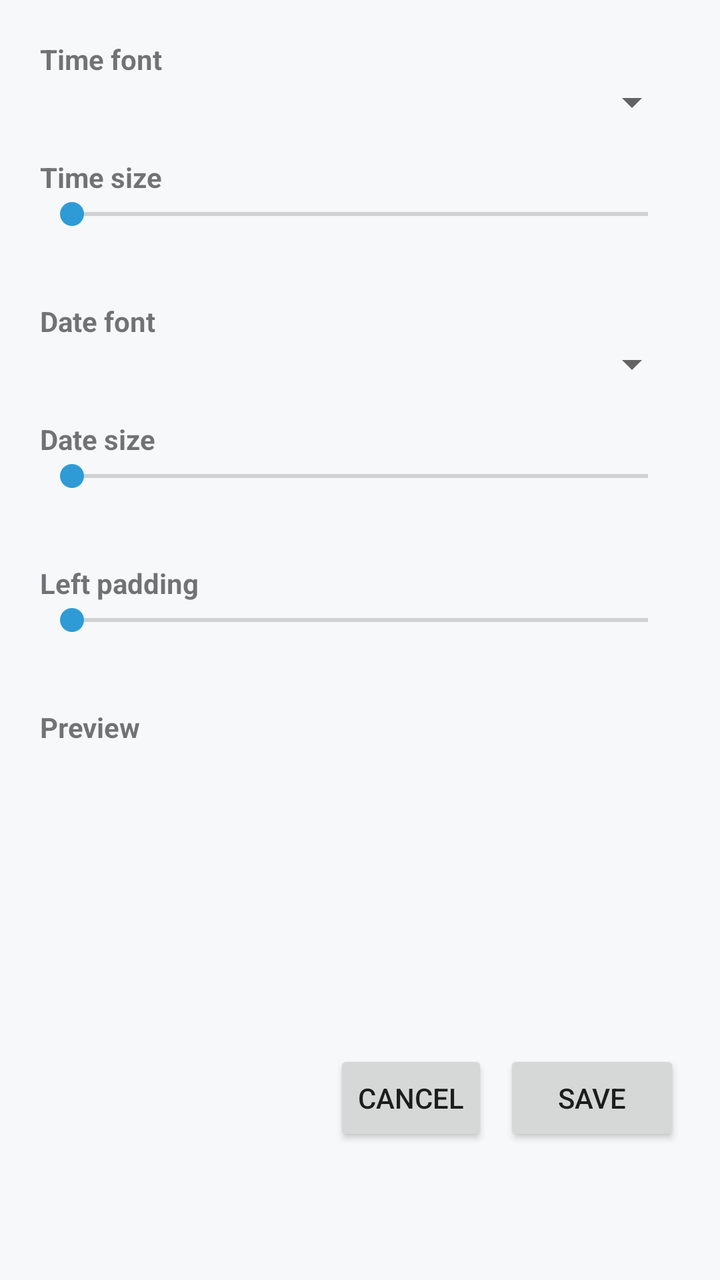
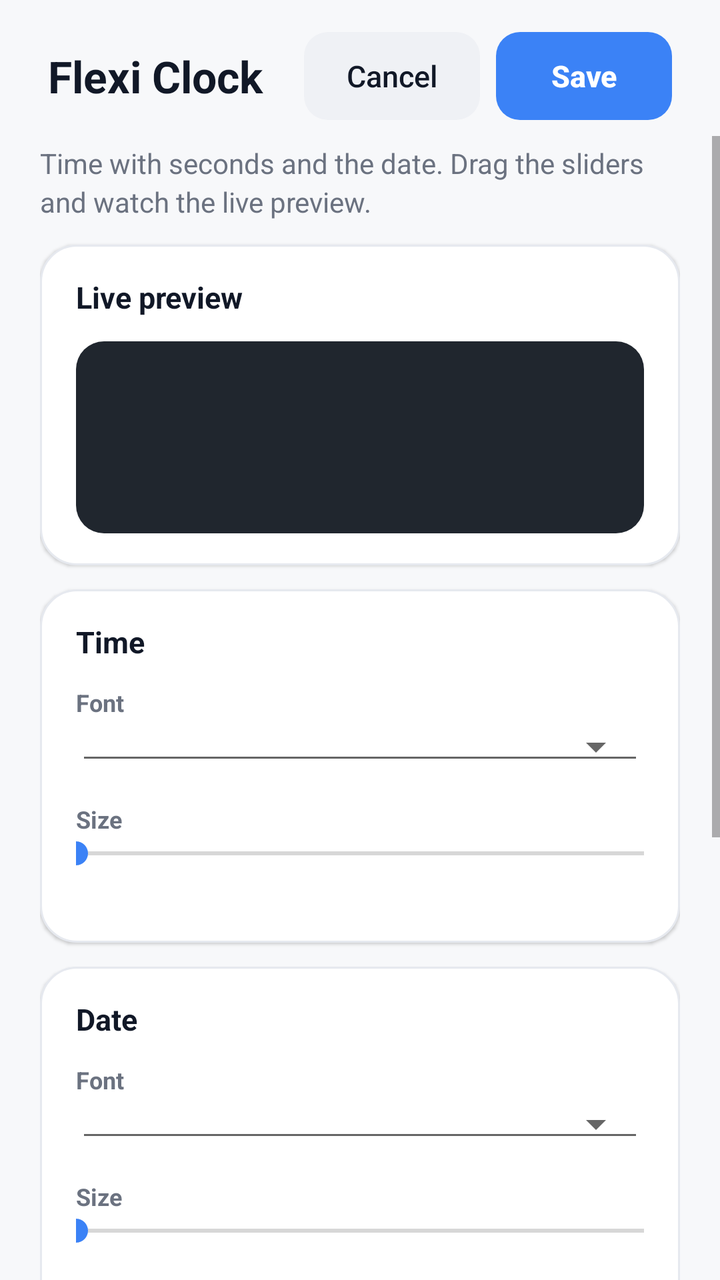

Screens rendered from an Android XML layout before and after an edit, with the pre-edit source and the edit as a unified diff.
<!-- AndroidManifest.xml: activity theme ConfigTheme -->
<!-- res/layout/activity_clock_config.xml -->
<?xml version="1.0" encoding="utf-8"?>

<ScrollView xmlns:android="http://schemas.android.com/apk/res/android"
    android:layout_width="match_parent"
    android:layout_height="match_parent"
    android:fillViewport="true">

    <LinearLayout
        android:layout_width="match_parent"
        android:layout_height="wrap_content"
        android:orientation="vertical"
        android:padding="20dp">

        <TextView
            style="@style/SectionLabel"
            android:layout_marginTop="0dp"
            android:text="@string/time_font" />

        <Spinner
            android:id="@+id/time_font"
            android:layout_width="match_parent"
            android:layout_height="wrap_content" />

        <TextView
            style="@style/SectionLabel"
            android:text="@string/time_size" />

        <SeekBar
            android:id="@+id/time_size"
            android:layout_width="match_parent"
            android:layout_height="wrap_content" />

        <TextView
            android:id="@+id/time_size_value"
            style="@style/ValueLabel" />

        <TextView
            style="@style/SectionLabel"
            android:text="@string/date_font" />

        <Spinner
            android:id="@+id/date_font"
            android:layout_width="match_parent"
            android:layout_height="wrap_content" />

        <TextView
            style="@style/SectionLabel"
            android:text="@string/date_size" />

        <SeekBar
            android:id="@+id/date_size"
            android:layout_width="match_parent"
            android:layout_height="wrap_content" />

        <TextView
            android:id="@+id/date_size_value"
            style="@style/ValueLabel" />

        <TextView
            style="@style/SectionLabel"
            android:text="@string/left_padding" />

        <SeekBar
            android:id="@+id/left_padding"
            android:layout_width="match_parent"
            android:layout_height="wrap_content" />

        <TextView
            android:id="@+id/left_padding_value"
            style="@style/ValueLabel" />

        <TextView
            style="@style/SectionLabel"
            android:text="@string/preview" />

        <FrameLayout
            android:id="@+id/preview_host"
            android:layout_width="match_parent"
            android:layout_height="120dp"
            android:layout_marginTop="8dp"
            android:background="@color/surface" />

        <LinearLayout
            android:layout_width="match_parent"
            android:layout_height="wrap_content"
            android:layout_marginTop="24dp"
            android:gravity="end"
            android:orientation="horizontal">

            <Button
                android:id="@+id/cancel"
                style="?android:attr/buttonStyleSmall"
                android:layout_width="wrap_content"
                android:layout_height="wrap_content"
                android:layout_marginEnd="8dp"
                android:text="@string/cancel" />

            <Button
                android:id="@+id/save"
                android:layout_width="wrap_content"
                android:layout_height="wrap_content"
                android:text="@string/save" />
        </LinearLayout>
    </LinearLayout>
</ScrollView>
<!-- resources referenced by this layout -->
<resources>
  <color name="surface">#FFF6F8FA</color>
  <string name="date_font">Date font</string>
  <string name="date_size">Date size</string>
  <string name="preview">Preview</string>
  <string name="time_font">Time font</string>
  <string name="time_size">Time size</string>
  <style name="SectionLabel">
          <item name="android:layout_width">match_parent</item>
          <item name="android:layout_height">wrap_content</item>
          <item name="android:layout_marginTop">16dp</item>
          <item name="android:textStyle">bold</item>
          <item name="android:textSize">14sp</item>
      </style>
  <style name="ValueLabel">
          <item name="android:layout_width">wrap_content</item>
          <item name="android:layout_height">wrap_content</item>
          <item name="android:textSize">14sp</item>
      </style>
  <style name="AppTheme" parent="android:Theme.Material.Light.DarkActionBar">
          <item name="android:colorPrimary">@color/brand</item>
          <item name="android:colorPrimaryDark">@color/brand</item>
          <item name="android:colorAccent">@color/accent</item>
          <item name="android:windowBackground">@color/surface</item>
      </style>
  <color name="brand">#FF0F2A44</color>
  <color name="accent">#FF2E9BD6</color>
  <!-- unchanged entries left out for length: 4 -->
</resources>

<!-- the commit's change to res/layout/activity_clock_config.xml (unified diff, before → after) -->
@@ -1,105 +1,227 @@
 <?xml version="1.0" encoding="utf-8"?>
 
-<ScrollView xmlns:android="http://schemas.android.com/apk/res/android"
+<LinearLayout xmlns:android="http://schemas.android.com/apk/res/android"
+    android:id="@+id/screen_root"
     android:layout_width="match_parent"
     android:layout_height="match_parent"
-    android:fillViewport="true">
-
+    android:orientation="vertical">
+
+    
     <LinearLayout
         android:layout_width="match_parent"
         android:layout_height="wrap_content"
-        android:orientation="vertical"
-        android:padding="20dp">
-
-        <TextView
-            style="@style/SectionLabel"
-            android:layout_marginTop="0dp"
-            android:text="@string/time_font" />
-
-        <Spinner
-            android:id="@+id/time_font"
-            android:layout_width="match_parent"
-            android:layout_height="wrap_content" />
-
-        <TextView
-            style="@style/SectionLabel"
-            android:text="@string/time_size" />
-
-        <SeekBar
-            android:id="@+id/time_size"
-            android:layout_width="match_parent"
-            android:layout_height="wrap_content" />
-
-        <TextView
-            android:id="@+id/time_size_value"
-            style="@style/ValueLabel" />
-
-        <TextView
-            style="@style/SectionLabel"
-            android:text="@string/date_font" />
-
-        <Spinner
-            android:id="@+id/date_font"
-            android:layout_width="match_parent"
-            android:layout_height="wrap_content" />
-
-        <TextView
-            style="@style/SectionLabel"
-            android:text="@string/date_size" />
-
-        <SeekBar
-            android:id="@+id/date_size"
-            android:layout_width="match_parent"
-            android:layout_height="wrap_content" />
-
-        <TextView
-            android:id="@+id/date_size_value"
-            style="@style/ValueLabel" />
-
-        <TextView
-            style="@style/SectionLabel"
-            android:text="@string/left_padding" />
-
-        <SeekBar
-            android:id="@+id/left_padding"
-            android:layout_width="match_parent"
-            android:layout_height="wrap_content" />
-
-        <TextView
-            android:id="@+id/left_padding_value"
-            style="@style/ValueLabel" />
-
-        <TextView
-            style="@style/SectionLabel"
-            android:text="@string/preview" />
-
-        <FrameLayout
-            android:id="@+id/preview_host"
-            android:layout_width="match_parent"
-            android:layout_height="120dp"
-            android:layout_marginTop="8dp"
-            android:background="@color/surface" />
+        android:background="@color/surface"
+        android:gravity="center_vertical"
+        android:orientation="horizontal"
+        android:paddingStart="24dp"
+        android:paddingTop="16dp"
+        android:paddingEnd="24dp"
+        android:paddingBottom="8dp">
+
+        <TextView
+            android:layout_width="0dp"
+            android:layout_height="wrap_content"
+            android:layout_weight="1"
+            android:text="@string/clock_config_title"
+            android:textColor="@color/text_primary"
+            android:textSize="22sp"
+            android:textStyle="bold" />
+
+        <Button
+            android:id="@+id/cancel"
+            style="@style/SecondaryButton"
+            android:layout_marginEnd="8dp"
+            android:text="@string/cancel" />
+
+        <Button
+            android:id="@+id/save"
+            style="@style/PrimaryButton"
+            android:text="@string/save" />
+    </LinearLayout>
+
+    <ScrollView
+        android:layout_width="match_parent"
+        android:layout_height="match_parent"
+        android:fillViewport="true"
+        android:scrollbarStyle="outsideOverlay">
 
         <LinearLayout
             android:layout_width="match_parent"
             android:layout_height="wrap_content"
-            android:layout_marginTop="24dp"
-            android:gravity="end"
-            android:orientation="horizontal">
-
-            <Button
-                android:id="@+id/cancel"
-                style="?android:attr/buttonStyleSmall"
+            android:orientation="vertical"
+            android:paddingStart="20dp"
+            android:paddingTop="4dp"
+            android:paddingEnd="20dp"
+            android:paddingBottom="28dp">
+
+            <TextView
+                style="@style/ScreenSubtitle"
+                android:layout_marginTop="0dp"
+                android:text="@string/clock_config_subtitle" />
+
+            
+            <LinearLayout style="@style/Card">
+
+                <TextView
+                    style="@style/CardTitle"
+                    android:text="@string/section_preview" />
+
+                <FrameLayout
+                    android:id="@+id/preview_host"
+                    android:layout_width="match_parent"
+                    android:layout_height="wrap_content"
+                    android:layout_marginTop="12dp"
+                    android:background="@drawable/bg_preview_stage"
+                    android:minHeight="96dp"
+                    android:padding="14dp" />
+            </LinearLayout>
+
+            
+            <LinearLayout style="@style/Card">
+
+                <TextView
+                    style="@style/CardTitle"
+                    android:text="@string/section_time" />
+
+                <TextView
+                    style="@style/SectionLabel"
+                    android:layout_marginTop="12dp"
+                    android:text="@string/time_font" />
+
+                <Spinner
+                    android:id="@+id/time_font"
+                    style="@style/ValueSpinner" />
+
+                <TextView
+                    style="@style/SectionLabel"
+                    android:text="@string/time_size" />
+
+                <SeekBar
+                    android:id="@+id/time_size"
+                    style="@style/ValueSlider" />
+
+                <TextView
+                    android:id="@+id/time_size_value"
+                    style="@style/ValueLabel" />
+            </LinearLayout>
+
+            
+            <LinearLayout style="@style/Card">
+
+                <TextView
+                    style="@style/CardTitle"
+                    android:text="@string/section_date" />
+
+                <TextView
+                    style="@style/SectionLabel"
+                    android:layout_marginTop="12dp"
+                    android:text="@string/date_font" />
+
+                <Spinner
+                    android:id="@+id/date_font"
+                    style="@style/ValueSpinner" />
+
+                <TextView
+                    style="@style/SectionLabel"
+                    android:text="@string/date_size" />
+
+                <SeekBar
+                    android:id="@+id/date_size"
+                    style="@style/ValueSlider" />
+
+                <TextView
+                    android:id="@+id/date_size_value"
+                    style="@style/ValueLabel" />
+            </LinearLayout>
+
+            
+            <LinearLayout style="@style/Card">
+
+                <TextView
+                    style="@style/CardTitle"
+                    android:text="@string/section_layout" />
+
+                <TextView
+                    style="@style/SectionLabel"
+                    android:layout_marginTop="12dp"
+                    android:text="@string/left_padding" />
+
+                <SeekBar
+                    android:id="@+id/left_padding"
+                    style="@style/ValueSlider" />
+
+                <TextView
+                    android:id="@+id/left_padding_value"
+                    style="@style/ValueLabel" />
+            </LinearLayout>
+
+            
+            <include layout="@layout/panel_background" />
+        </LinearLayout>
+    </ScrollView>
+</LinearLayout>
+<!-- res/layout/panel_background.xml (included above) -->
+<?xml version="1.0" encoding="utf-8"?>
+
+<LinearLayout xmlns:android="http://schemas.android.com/apk/res/android"
+    style="@style/Card"
+    android:orientation="vertical">
+
+    <LinearLayout
+        android:layout_width="match_parent"
+        android:layout_height="wrap_content"
+        android:gravity="center_vertical"
+        android:orientation="horizontal">
+
+        <TextView
+            style="@style/CardTitle"
+            android:layout_width="0dp"
+            android:layout_weight="1"
+            android:text="@string/section_background" />
+
+        <CheckBox
+            android:id="@+id/background_none"
+            android:layout_width="wrap_content"
+            android:layout_height="wrap_content"
+            android:text="@string/background_none"
+            android:textColor="@color/text_secondary"
+            android:textSize="13sp" />
+    </LinearLayout>
+
+    <LinearLayout
+        android:id="@+id/background_controls"
+        android:layout_width="match_parent"
+        android:layout_height="wrap_content"
+        android:orientation="vertical">
+
+        <TextView
+            style="@style/SectionLabel"
+            android:layout_marginTop="14dp"
+            android:text="@string/background_color" />
+
+        <HorizontalScrollView
+            android:layout_width="match_parent"
+            android:layout_height="wrap_content"
+            android:layout_marginTop="8dp"
+            android:scrollbars="none">
+
+            <LinearLayout
+                android:id="@+id/background_swatches"
                 android:layout_width="wrap_content"
                 android:layout_height="wrap_content"
-                android:layout_marginEnd="8dp"
-                android:text="@string/cancel" />
-
-            <Button
-                android:id="@+id/save"
-                android:layout_width="wrap_content"
-                android:layout_height="wrap_content"
-                android:text="@string/save" />
-        </LinearLayout>
+                android:orientation="horizontal" />
+        </HorizontalScrollView>
+
+        <TextView
+            style="@style/SectionLabel"
+            android:text="@string/background_opacity" />
+
+        <SeekBar
+            android:id="@+id/background_opacity"
+            style="@style/ValueSlider" />
+
+        <TextView
+            android:id="@+id/background_opacity_value"
+            style="@style/ValueLabel" />
     </LinearLayout>
-</ScrollView>
+</LinearLayout>
<!-- resource entries referenced after the edit -->
@@ -1,31 +1,172 @@
 <!-- resources referenced by this layout -->
 <resources>
-  <color name="surface">#FFF6F8FA</color>
-  <string name="date_font">Date font</string>
-  <string name="date_size">Date size</string>
-  <string name="preview">Preview</string>
-  <string name="time_font">Time font</string>
-  <string name="time_size">Time size</string>
+  <color name="surface">#FFF7F8FA</color>
+  <color name="text_primary">#FF111827</color>
+  <color name="text_secondary">#FF6B7280</color>
+  <!-- drawable bg_preview_stage (drawable) -->
+  <?xml version="1.0" encoding="utf-8"?>
+  
+  <shape xmlns:android="http://schemas.android.com/apk/res/android"
+      android:shape="rectangle">
+      <solid android:color="#FF20262E" />
+      <corners android:radius="14dp" />
+  </shape>
+  <string name="background_color">Colour</string>
+  <string name="background_none">No background</string>
+  <string name="background_opacity">Opacity</string>
+  <string name="clock_config_subtitle">Time with seconds and the date. Drag the sliders and watch the live preview.</string>
+  <string name="clock_config_title">Flexi Clock</string>
+  <string name="date_font">Font</string>
+  <string name="date_size">Size</string>
+  <string name="section_background">Background</string>
+  <string name="section_date">Date</string>
+  <string name="section_layout">Layout</string>
+  <string name="section_preview">Live preview</string>
+  <string name="section_time">Time</string>
+  <string name="time_font">Font</string>
+  <string name="time_size">Size</string>
+  <style name="Card">
+          <item name="android:layout_width">match_parent</item>
+          <item name="android:layout_height">wrap_content</item>
+          <item name="android:layout_marginTop">12dp</item>
+          <item name="android:orientation">vertical</item>
+          <item name="android:background">@drawable/bg_card</item>
+          <item name="android:paddingStart">18dp</item>
+          <item name="android:paddingEnd">18dp</item>
+          <item name="android:paddingTop">16dp</item>
+          <item name="android:paddingBottom">16dp</item>
+          <item name="android:elevation">1dp</item>
+      </style>
+  <style name="CardTitle">
+          <item name="android:layout_width">match_parent</item>
+          <item name="android:layout_height">wrap_content</item>
+          <item name="android:textColor">@color/text_primary</item>
+          <item name="android:textSize">15sp</item>
+          <item name="android:textStyle">bold</item>
+      </style>
+  <style name="PrimaryButton" parent="android:Widget.Material.Button">
+          <item name="android:layout_width">wrap_content</item>
+          <item name="android:layout_height">44dp</item>
+          <item name="android:background">@drawable/bg_button_primary</item>
+          <item name="android:textColor">@color/on_accent</item>
+          <item name="android:textAllCaps">false</item>
+          <item name="android:textSize">15sp</item>
+          <item name="android:textStyle">bold</item>
+          <item name="android:paddingStart">22dp</item>
+          <item name="android:paddingEnd">22dp</item>
+          <item name="android:stateListAnimator">@null</item>
+      </style>
+  <style name="ScreenSubtitle">
+          <item name="android:layout_width">match_parent</item>
+          <item name="android:layout_height">wrap_content</item>
+          <item name="android:layout_marginTop">6dp</item>
+          <item name="android:textColor">@color/text_secondary</item>
+          <item name="android:textSize">14sp</item>
+          <item name="android:lineSpacingExtra">3dp</item>
+      </style>
+  <style name="SecondaryButton" parent="android:Widget.Material.Button">
+          <item name="android:layout_width">wrap_content</item>
+          <item name="android:layout_height">44dp</item>
+          <item name="android:background">@drawable/bg_button_secondary</item>
+          <item name="android:textColor">@color/text_primary</item>
+          <item name="android:textAllCaps">false</item>
+          <item name="android:textSize">15sp</item>
+          <item name="android:paddingStart">20dp</item>
+          <item name="android:paddingEnd">20dp</item>
+          <item name="android:stateListAnimator">@null</item>
+      </style>
   <style name="SectionLabel">
           <item name="android:layout_width">match_parent</item>
           <item name="android:layout_height">wrap_content</item>
-          <item name="android:layout_marginTop">16dp</item>
+          <item name="android:layout_marginTop">14dp</item>
+          <item name="android:textColor">@color/text_secondary</item>
+          <item name="android:textSize">12sp</item>
           <item name="android:textStyle">bold</item>
-          <item name="android:textSize">14sp</item>
       </style>
   <style name="ValueLabel">
           <item name="android:layout_width">wrap_content</item>
           <item name="android:layout_height">wrap_content</item>
-          <item name="android:textSize">14sp</item>
+          <item name="android:layout_marginTop">2dp</item>
+          <item name="android:textColor">@color/accent</item>
+          <item name="android:textSize">13sp</item>
+          <item name="android:textStyle">bold</item>
       </style>
-  <style name="AppTheme" parent="android:Theme.Material.Light.DarkActionBar">
+  <style name="ValueSlider" parent="android:Widget.Material.SeekBar">
+          <item name="android:layout_width">match_parent</item>
+          <item name="android:layout_height">wrap_content</item>
+          <item name="android:paddingStart">0dp</item>
+          <item name="android:paddingEnd">0dp</item>
+      </style>
+  <style name="ValueSpinner" parent="android:Widget.Material.Spinner.Underlined">
+          <item name="android:layout_width">match_parent</item>
+          <item name="android:layout_height">wrap_content</item>
+      </style>
+  <!-- drawable bg_card (drawable) -->
+  <?xml version="1.0" encoding="utf-8"?>
+  
+  <shape xmlns:android="http://schemas.android.com/apk/res/android"
+      android:shape="rectangle">
+      <solid android:color="@color/card" />
+      <corners android:radius="18dp" />
+      <stroke
+          android:width="1dp"
+          android:color="@color/card_border" />
+  </shape>
+  <!-- drawable bg_button_primary (drawable) -->
+  <?xml version="1.0" encoding="utf-8"?>
+  
+  <selector xmlns:android="http://schemas.android.com/apk/res/android">
+      <item android:state_pressed="true">
+          <shape android:shape="rectangle">
+              <solid android:color="@color/accent_pressed" />
+              <corners android:radius="12dp" />
+          </shape>
+      </item>
+      <item>
+          <shape android:shape="rectangle">
+              <solid android:color="@color/accent" />
+              <corners android:radius="12dp" />
+          </shape>
+      </item>
+  </selector>
+  <color name="on_accent">#FFFFFFFF</color>
+  <!-- drawable bg_button_secondary (drawable) -->
+  <?xml version="1.0" encoding="utf-8"?>
+  
+  <selector xmlns:android="http://schemas.android.com/apk/res/android">
+      <item android:state_pressed="true">
+          <shape android:shape="rectangle">
+              <solid android:color="@color/card_border" />
+              <corners android:radius="12dp" />
+          </shape>
+      </item>
+      <item>
+          <shape android:shape="rectangle">
+              <solid android:color="@color/button_secondary" />
+              <corners android:radius="12dp" />
+          </shape>
+      </item>
+  </selector>
+  <style name="AppTheme" parent="android:Theme.Material.Light.NoActionBar">
           <item name="android:colorPrimary">@color/brand</item>
-          <item name="android:colorPrimaryDark">@color/brand</item>
+          <item name="android:colorPrimaryDark">@color/brand_surface</item>
           <item name="android:colorAccent">@color/accent</item>
           <item name="android:windowBackground">@color/surface</item>
+          <item name="android:statusBarColor">@color/surface</item>
+          <item name="android:windowLightStatusBar">true</item>
+          <item name="android:navigationBarColor">@color/surface</item>
+          <item name="android:windowLightNavigationBar">true</item>
+                  
+                  <item name="android:windowDrawsSystemBarBackgrounds">true</item>
+                  <item name="android:fitsSystemWindows">true</item>
       </style>
-  <color name="brand">#FF0F2A44</color>
-  <color name="accent">#FF2E9BD6</color>
+  <color name="card">#FFFFFFFF</color>
+  <color name="card_border">#FFE6E9EF</color>
+  <color name="accent_pressed">#FF2563EB</color>
+  <color name="button_secondary">#FFEFF1F5</color>
+  <color name="brand">#FF111827</color>
+  <color name="brand_surface">#FF0B1220</color>
+  <color name="accent">#FF3B82F6</color>
   <!-- unchanged entries left out for length: 4 -->
 </resources>
 
